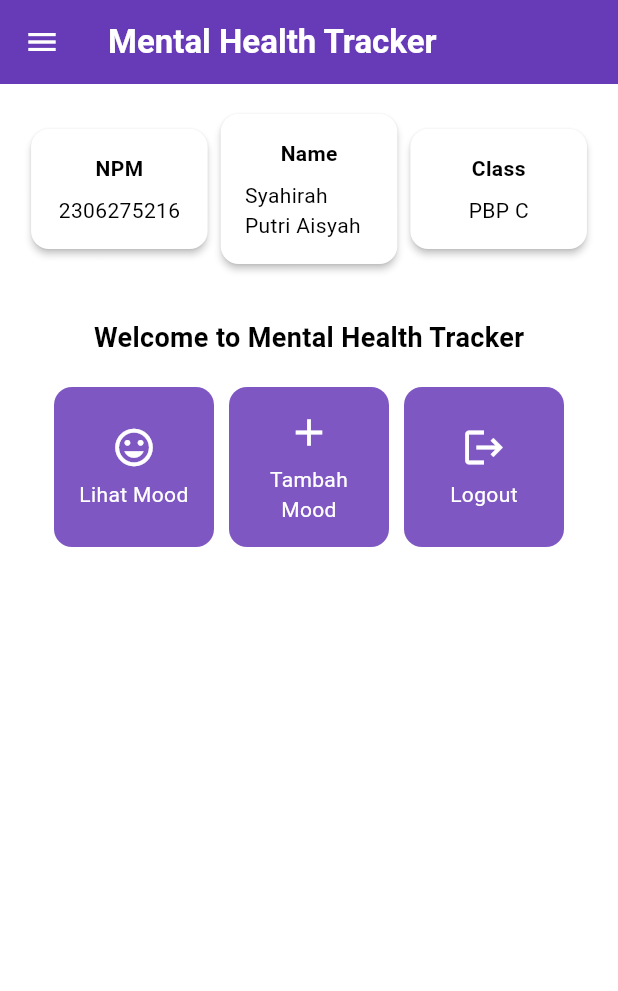
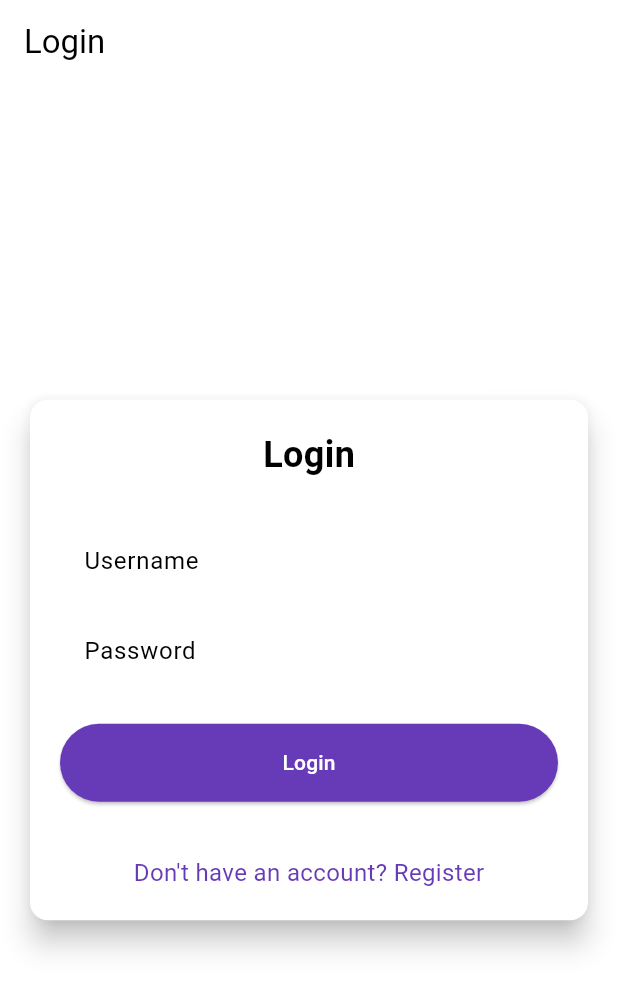
Before and after one commit to Syahirahputrii/mental-health-tracker-mobile, a Flutter app: the screen it shows after launch, on a phone screen of 412 x 824 dp. Shown: the top 991 px of the screen. Run offline on Flutter 3.47's test engine with Material 3 defaults, Android fonts, the phone set to English and light mode, and no system bars; missing offline and left inert: pbp_django_auth.

Commit message:
tutorial 8

```diff
--- a/lib/main.dart
+++ b/lib/main.dart
@@ -1,5 +1,9 @@
 import 'package:flutter/material.dart';
 import 'package:mental_health_tracker/screens/menu.dart';
+import 'package:pbp_django_auth/pbp_django_auth.dart';
+import 'package:provider/provider.dart';
+import 'package:mental_health_tracker/screens/login.dart';
+
 
 void main() {
   runApp(const MyApp());
@@ -8,33 +12,23 @@ void main() {
 class MyApp extends StatelessWidget {
   const MyApp({super.key});
 
-  // This widget is the root of your application.
   @override
   Widget build(BuildContext context) {
-    return MaterialApp(
-      title: 'Flutter Demo',
-      theme: ThemeData(
-        // This is the theme of your application.
-        //
-        // TRY THIS: Try running your application with "flutter run". You'll see
-        // the application has a purple toolbar. Then, without quitting the app,
-        // try changing the seedColor in the colorScheme below to Colors.green
-        // and then invoke "hot reload" (save your changes or press the "hot
-        // reload" button in a Flutter-supported IDE, or press "r" if you used
-        // the command line to start the app).
-        //
-        // Notice that the counter didn't reset back to zero; the application
-        // state is not lost during the reload. To reset the state, use hot
-        // restart instead.
-        //
-        // This works for code too, not just values: Most code changes can be
-        // tested with just a hot reload.
-        colorScheme: ColorScheme.fromSwatch(
-          primarySwatch: Colors.deepPurple,
-        ).copyWith(secondary: Colors.deepPurple[400]),
-        useMaterial3: true,
+    return Provider(
+      create: (_) {
+        CookieRequest request = CookieRequest();
+        return request;
+      },
+      child: MaterialApp(
+        title: 'Mental Health Tracker',
+        theme: ThemeData(
+          useMaterial3: true,
+          colorScheme: ColorScheme.fromSwatch(
+            primarySwatch: Colors.deepPurple,
+          ).copyWith(secondary: Colors.deepPurple[400]),
+        ),
+        home: const LoginPage(),
       ),
-      home: MyHomePage(),
     );
   }
 }
--- /dev/null
+++ b/lib/screens/login.dart
@@ -0,0 +1,185 @@
+import 'package:mental_health_tracker/screens/menu.dart';
+import 'package:flutter/material.dart';
+import 'package:pbp_django_auth/pbp_django_auth.dart';
+import 'package:provider/provider.dart';
+import 'package:mental_health_tracker/screens/register.dart';
+
+void main() {
+  runApp(const LoginApp());
+}
+
+class LoginApp extends StatelessWidget {
+  const LoginApp({super.key});
+
+  @override
+  Widget build(BuildContext context) {
+    return MaterialApp(
+      title: 'Login',
+      theme: ThemeData(
+        useMaterial3: true,
+        colorScheme: ColorScheme.fromSwatch(
+          primarySwatch: Colors.deepPurple,
+        ).copyWith(secondary: Colors.deepPurple[400]),
+      ),
+      home: const LoginPage(),
+    );
+  }
+}
+
+class LoginPage extends StatefulWidget {
+  const LoginPage({super.key});
+
+  @override
+  State<LoginPage> createState() => _LoginPageState();
+}
+
+class _LoginPageState extends State<LoginPage> {
+  final TextEditingController _usernameController = TextEditingController();
+  final TextEditingController _passwordController = TextEditingController();
+
+  @override
+  Widget build(BuildContext context) {
+    final request = context.watch<CookieRequest>();
+
+    return Scaffold(
+      appBar: AppBar(
+        title: const Text('Login'),
+      ),
+      body: Center(
+        child: SingleChildScrollView(
+          padding: const EdgeInsets.all(16.0),
+          child: Card(
+            elevation: 8,
+            shape: RoundedRectangleBorder(
+              borderRadius: BorderRadius.circular(12.0),
+            ),
+            child: Padding(
+              padding: const EdgeInsets.all(20.0),
+              child: Column(
+                mainAxisSize: MainAxisSize.min,
+                children: [
+                  const Text(
+                    'Login',
+                    style: TextStyle(
+                      fontSize: 24.0,
+                      fontWeight: FontWeight.bold,
+                    ),
+                  ),
+                  const SizedBox(height: 30.0),
+                  TextField(
+                    controller: _usernameController,
+                    decoration: const InputDecoration(
+                      labelText: 'Username',
+                      hintText: 'Enter your username',
+                      border: OutlineInputBorder(
+                        borderRadius: BorderRadius.all(Radius.circular(12.0)),
+                      ),
+                      contentPadding:
+                          EdgeInsets.symmetric(horizontal: 12.0, vertical: 8.0),
+                    ),
+                  ),
+                  const SizedBox(height: 12.0),
+                  TextField(
+                    controller: _passwordController,
+                    decoration: const InputDecoration(
+                      labelText: 'Password',
+                      hintText: 'Enter your password',
+                      border: OutlineInputBorder(
+                        borderRadius: BorderRadius.all(Radius.circular(12.0)),
+                      ),
+                      contentPadding:
+                          EdgeInsets.symmetric(horizontal: 12.0, vertical: 8.0),
+                    ),
+                    obscureText: true,
+                  ),
+                  const SizedBox(height: 24.0),
+                  ElevatedButton(
+                    onPressed: () async {
+                      String username = _usernameController.text;
+                      String password = _passwordController.text;
+
+                      // Cek kredensial
+                      // TODO: Ganti URL dan jangan lupa tambahkan trailing slash (/) di akhir URL!
+                      // Untuk menyambungkan Android emulator dengan Django pada localhost,
+                      // gunakan URL http://10.0.2.2/
+                      final response = await request.login(
+                        "http://10.0.2.2:8000/auth/login/",
+                        {
+                          'username': username,
+                          'password': password,
+                        },
+                      );
+
+                      print("Response: $response");
+
+                      if (request.loggedIn) {
+                        String message = response['message'];
+                        String uname = response['username'];
+                        if (context.mounted) {
+                          Navigator.pushReplacement(
+                            context,
+                            MaterialPageRoute(
+                                builder: (context) => MyHomePage()),
+                          );
+                          ScaffoldMessenger.of(context)
+                            ..hideCurrentSnackBar()
+                            ..showSnackBar(
+                              SnackBar(
+                                  content:
+                                      Text("$message Selamat datang, $uname.")),
+                            );
+                        }
+                      } else {
+                        if (context.mounted) {
+                          showDialog(
+                            context: context,
+                            builder: (context) => AlertDialog(
+                              title: const Text('Login Gagal'),
+                              content: Text(response['message']),
+                              actions: [
+                                TextButton(
+                                  child: const Text('OK'),
+                                  onPressed: () {
+                                    Navigator.pop(context);
+                                  },
+                                ),
+                              ],
+                            ),
+                          );
+                        }
+                      }
+                    },
+                    style: ElevatedButton.styleFrom(
+                      foregroundColor: Colors.white,
+                      minimumSize: Size(double.infinity, 50),
+                      backgroundColor: Theme.of(context).colorScheme.primary,
+                      padding: const EdgeInsets.symmetric(vertical: 16.0),
+                    ),
+                    child: const Text('Login'),
+                  ),
+                  const SizedBox(height: 36.0),
+                  GestureDetector(
+                    onTap: () {
+                      Navigator.push(
+                        context,
+                        MaterialPageRoute(
+                            builder: (context) => const RegisterPage()),
+                      );
+                    },
+                    child: Text(
+                      'Don\'t have an account? Register',
+                      style: TextStyle(
+                        color: Theme.of(context).colorScheme.primary,
+                        fontSize: 16.0,
+                      ),
+                    ),
+                  ),
+                ],
+              ),
+            ),
+          ),
+        ),
+      ),
+    );
+  }
+}
--- a/pubspec.yaml
+++ b/pubspec.yaml
@@ -35,6 +35,9 @@ dependencies:
   # The following adds the Cupertino Icons font to your application.
   # Use with the CupertinoIcons class for iOS style icons.
   cupertino_icons: ^1.0.8
+  provider: ^6.1.2
+  pbp_django_auth: ^0.4.0
+  http: ^1.2.2
 
 dev_dependencies:
   flutter_test:
```
Also changed, not shown: lib/models/mood_entry.dart (added, +81 -0 lines), lib/screens/list_moodentry.dart (added, +106 -0 lines), lib/screens/moodentry_form.dart (+37 -33 lines), lib/screens/register.dart (added, +166 -0 lines), lib/widgets/left_drawer.dart (+14 -0 lines), lib/widgets/moodcard.dart (+38 -2 lines), pubspec.lock, 2 other files.
